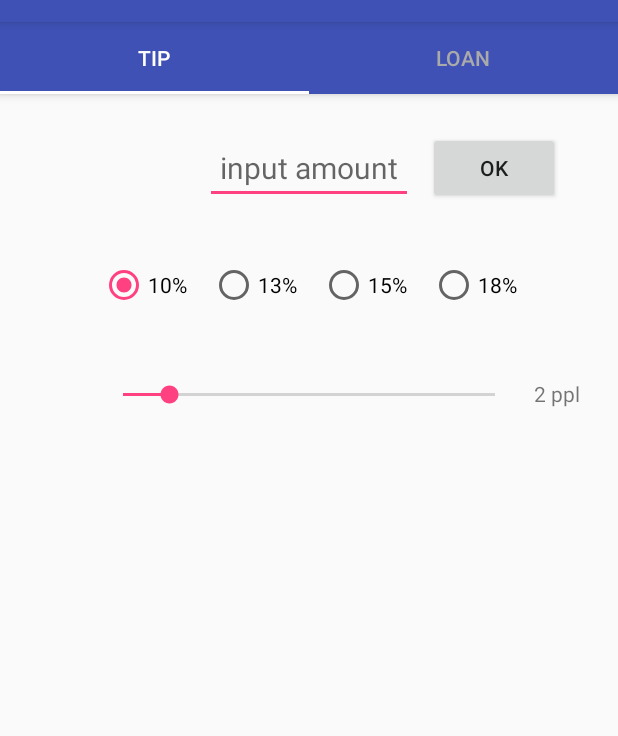
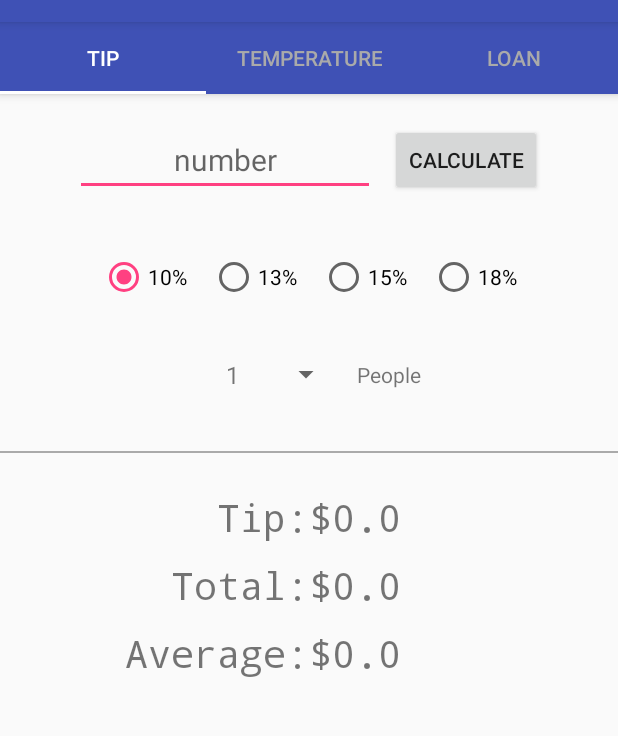
Before and after one commit to xiaoma318/CalDog, an Android app: the screen it shows after launch (MainActivity), on a phone screen of 412 x 824 dp, the part 62-798 px from its top. Run offline under Robolectric (Android 15) with nearby library versions, the phone set to English and light mode, and no system bars.

Commit message:
add some features

```diff
--- a/app/build.gradle
+++ b/app/build.gradle
@@ -4,11 +4,11 @@ android {
     compileSdkVersion 24
     buildToolsVersion "25.0.0"
     defaultConfig {
-        applicationId "com.cm.caldog"
+        applicationId "com.cm.dog"
         minSdkVersion 21
         targetSdkVersion 24
-        versionCode 1
-        versionName "1.0"
+        versionCode 2
+        versionName "1.1"
         testInstrumentationRunner "android.support.test.runner.AndroidJUnitRunner"
     }
     buildTypes {
--- a/app/src/main/AndroidManifest.xml
+++ b/app/src/main/AndroidManifest.xml
@@ -1,6 +1,6 @@
 <?xml version="1.0" encoding="utf-8"?>
 <manifest xmlns:android="http://schemas.android.com/apk/res/android"
-    package="com.cm.caldog">
+    package="com.cm.dog">
 
     <application
         android:allowBackup="true"
@@ -8,7 +8,7 @@
         android:label="@string/app_name"
         android:supportsRtl="true"
         android:theme="@style/AppTheme">
-        <activity android:name=".MainActivity">
+        <activity android:name="com.cm.dog.MainActivity">
             <intent-filter>
                 <action android:name="android.intent.action.MAIN" />
 
--- a/app/src/main/java/com/cm/caldog/MainActivity.java
+++ b/app/src/main/java/com/cm/dog/MainActivity.java
@@ -1,16 +1,17 @@
-package com.cm.caldog;
+package com.cm.dog;
 
+import android.os.Bundle;
+import android.support.design.widget.TabLayout;
 import android.support.v4.app.Fragment;
 import android.support.v4.app.FragmentManager;
 import android.support.v4.app.FragmentPagerAdapter;
 import android.support.v4.view.ViewPager;
 import android.support.v7.app.AppCompatActivity;
-import android.os.Bundle;
-import android.support.design.widget.TabLayout;
-import android.support.v7.widget.Toolbar;
 
-import com.cm.caldog.fragments.LoanFragment;
-import com.cm.caldog.fragments.TipFragment;
+
+import com.cm.dog.fragments.DegreeFragment;
+import com.cm.dog.fragments.LoanFragment;
+import com.cm.dog.fragments.TipFragment;
 
 import java.util.ArrayList;
 import java.util.List;
@@ -37,6 +38,7 @@ public class MainActivity extends AppCompatActivity {
     private void setupViewPager(ViewPager viewPager) {
         ViewPagerAdapter adapter = new ViewPagerAdapter(getSupportFragmentManager());
         adapter.addFragment(new TipFragment(), "Tip");
+        adapter.addFragment(new DegreeFragment(), "Temperature");
         adapter.addFragment(new LoanFragment(), "Loan");
         viewPager.setAdapter(adapter);
     }
--- /dev/null
+++ b/app/src/main/java/com/cm/dog/fragments/DegreeFragment.java
@@ -0,0 +1,92 @@
+package com.cm.dog.fragments;
+
+
+import android.os.Bundle;
+import android.support.v4.app.Fragment;
+import android.text.Editable;
+import android.text.TextWatcher;
+import android.view.LayoutInflater;
+import android.view.View;
+import android.view.ViewGroup;
+import android.widget.EditText;
+
+import com.cm.dog.R;
+
+/**
+ * Created by chenm on 1/11/2017.
+ */
+
+public class DegreeFragment extends Fragment {
+    EditText celcius, fahrenheit;
+
+    public DegreeFragment() {
+    }
+
+    @Override
+    public void onCreate(Bundle savedInstanceState) {
+        super.onCreate(savedInstanceState);
+
+    }
+
+    @Override
+    public View onCreateView(LayoutInflater inflater, ViewGroup container, Bundle savedInstanceState) {
+        View view = inflater.inflate(R.layout.fragment_degree, container, false);
+        celcius = (EditText) view.findViewById(R.id.etC);
+        fahrenheit = (EditText) view.findViewById(R.id.etF);
+
+
+        celcius.addTextChangedListener(new TextWatcher() {
+            @Override
+            public void beforeTextChanged(CharSequence s, int start, int count, int after) {
+
+            }
+
+            @Override
+            public void onTextChanged(CharSequence s, int start, int before, int count) {
+
+
+            }
+
+            @Override
+            public void afterTextChanged(Editable s) {
+                if (celcius.hasFocus()) {
+                    try {
+                        float c = Float.parseFloat(s.toString());
+                        float f = 9 * c / 5 + 32;
+                        fahrenheit.setText(String.valueOf(Math.round(f)));
+                    } catch (Exception e) {
+                    }
+                }
+            }
+        });
+
+        fahrenheit.addTextChangedListener(new TextWatcher() {
+            @Override
+            public void beforeTextChanged(CharSequence s, int start, int count, int after) {
+
+            }
+
+            @Override
+            public void onTextChanged(CharSequence s, int start, int before, int count) {
+
+            }
+
+            @Override
+            public void afterTextChanged(Editable s) {
+                if(fahrenheit.hasFocus()){
+                    try {
+                        float f = Float.parseFloat(s.toString());
+                        float c = (f - 32) * 5 / 9;
+                        celcius.setText(String.valueOf(Math.round(c)));
+                    } catch (Exception e) {
+                    }
+                }
+
+            }
+        });
+
+        return view;
+    }
+
+
+}
--- a/app/src/main/java/com/cm/caldog/fragments/LoanFragment.java
+++ b/app/src/main/java/com/cm/dog/fragments/LoanFragment.java
@@ -1,10 +1,9 @@
-package com.cm.caldog.fragments;
+package com.cm.dog.fragments;
 
 
 import android.app.Activity;
 import android.content.Context;
 import android.os.Bundle;
-import android.renderscript.Double2;
 import android.support.v4.app.Fragment;
 import android.view.LayoutInflater;
 import android.view.View;
@@ -14,7 +13,8 @@ import android.widget.Button;
 import android.widget.EditText;
 import android.widget.TextView;
 
-import com.cm.caldog.R;
+
+import com.cm.dog.R;
 
 import java.text.DecimalFormat;
 
--- a/app/src/main/java/com/cm/caldog/fragments/TipFragment.java
+++ b/app/src/main/java/com/cm/dog/fragments/TipFragment.java
@@ -1,4 +1,4 @@
-package com.cm.caldog.fragments;
+package com.cm.dog.fragments;
 
 
 import android.content.Context;
@@ -9,12 +9,15 @@ import android.view.LayoutInflater;
 import android.view.View;
 import android.view.ViewGroup;
 import android.view.inputmethod.InputMethodManager;
+import android.widget.AdapterView;
+import android.widget.ArrayAdapter;
 import android.widget.EditText;
 import android.widget.RadioGroup;
-import android.widget.SeekBar;
+import android.widget.Spinner;
 import android.widget.TextView;
 
-import com.cm.caldog.R;
+import com.cm.dog.R;
+
 
 /**
  * Created by chenm on 1/11/2017.
@@ -22,10 +25,11 @@ import com.cm.caldog.R;
 
 public class TipFragment extends Fragment {
     EditText etInput = null;
-    TextView tvResult, tvPeople;
+    TextView tvTip, tvTotal, tvAvg, tvPeople;
     RadioGroup gbSelect = null;
-    SeekBar seekBar = null;
+    Spinner spinnerPeople = null;
     int people = 1;
+    String numbers[] = {"1","2","3","4","5","6","7","8"};
 
     SparseArray<Double> rateMap = new SparseArray<Double>(4) {
         {
@@ -48,12 +52,27 @@ public class TipFragment extends Fragment {
     public View onCreateView(LayoutInflater inflater, ViewGroup container, Bundle savedInstanceState) {
         View view = inflater.inflate(R.layout.fragment_tip, container, false);
         etInput = (EditText) view.findViewById(R.id.et_input);
-        tvResult = (TextView) view.findViewById(R.id.tv_result);
+        tvTip = (TextView) view.findViewById(R.id.tv_tip);
+        tvTotal = (TextView) view.findViewById(R.id.tv_total);
+        tvAvg = (TextView) view.findViewById(R.id.tv_avg);
         tvPeople = (TextView) view.findViewById(R.id.tv_people);
         gbSelect = (RadioGroup) view.findViewById(R.id.gb_select);
-        seekBar = (SeekBar) view.findViewById(R.id.seekBar);
-        people = seekBar.getProgress() + 1;
-        tvPeople.setText(people + " ppl");
+        spinnerPeople = (Spinner) view.findViewById(R.id.spinner_people);
+
+        ArrayAdapter<String> adapter = new ArrayAdapter<>(getContext(),R.layout.spinner_people, numbers);
+        spinnerPeople.setAdapter(adapter);
+        spinnerPeople.setOnItemSelectedListener(new AdapterView.OnItemSelectedListener() {
+            @Override
+            public void onItemSelected(AdapterView<?> parent, View view, int position, long id) {
+                cal();
+            }
+
+            @Override
+            public void onNothingSelected(AdapterView<?> parent) {
+
+            }
+        });
+
 
         (view.findViewById(R.id.btn_ok)).setOnClickListener(new View.OnClickListener() {
             @Override
@@ -62,28 +81,10 @@ public class TipFragment extends Fragment {
             }
         });
 
-
         gbSelect.setOnCheckedChangeListener(new RadioGroup.OnCheckedChangeListener() {
             @Override
             public void onCheckedChanged(RadioGroup group, int checkedId) {
                 cal();
-            }
-        });
-
-        seekBar.setOnSeekBarChangeListener(new SeekBar.OnSeekBarChangeListener() {
-            @Override
-            public void onProgressChanged(SeekBar seekBar, int progress, boolean fromUser) {
-                people = seekBar.getProgress() + 1;
-                tvPeople.setText(people + " ppl");
-            }
-
-
-            @Override
-            public void onStartTrackingTouch(SeekBar seekBar) {
-            }
-
-            @Override
-            public void onStopTrackingTouch(SeekBar seekBar) {
             }
         });
 
@@ -94,12 +95,17 @@ public class TipFragment extends Fragment {
         int rate = gbSelect.getCheckedRadioButtonId();
         double actualRate = rateMap.get(rate);
         double input = 0;
-        try{
+        try {
+            people = Integer.parseInt(spinnerPeople.getSelectedItem().toString());
             input = Double.parseDouble(etInput.getText().toString());
-        }catch (Exception e){ }
+        } catch (Exception e) {
+        }
 
-        tvResult.setText(String.format("Tip: \t\t%.1f\nTotal: \t\t%.1f\nAvg: \t\t%.1f", actualRate * input, actualRate * input + input, (actualRate * input + input) / people));
-        InputMethodManager imm = (InputMethodManager)getActivity().getSystemService(Context.INPUT_METHOD_SERVICE);
+        tvTip.setText(String.format("$%.1f", actualRate * input ));
+        tvTotal.setText(String.format("$%.1f", actualRate * input + input));
+        tvAvg.setText(String.format("$%.1f", (actualRate * input + input) / people));
+
+        InputMethodManager imm = (InputMethodManager) getActivity().getSystemService(Context.INPUT_METHOD_SERVICE);
         imm.hideSoftInputFromWindow(etInput.getWindowToken(), 0);
     }
 }
--- a/app/src/main/res/layout/activity_main.xml
+++ b/app/src/main/res/layout/activity_main.xml
@@ -5,7 +5,7 @@
     android:id="@+id/activity_main"
     android:layout_width="match_parent"
     android:layout_height="match_parent"
-    tools:context="com.cm.caldog.MainActivity">
+    tools:context="com.cm.dog.MainActivity">
 
     <android.support.design.widget.AppBarLayout
         android:layout_width="match_parent"
--- a/app/src/main/res/layout/fragment_loan.xml
+++ b/app/src/main/res/layout/fragment_loan.xml
@@ -6,7 +6,8 @@
     <LinearLayout
         android:layout_width="match_parent"
         android:layout_height="wrap_content"
-        android:orientation="horizontal">
+        android:orientation="horizontal"
+        android:layout_marginTop="15dp">
         <EditText
             android:id="@+id/month"
             android:layout_width="0dp"
@@ -40,6 +41,7 @@
         android:id="@+id/calculate"
         android:layout_width="wrap_content"
         android:layout_height="wrap_content"
+        android:layout_marginTop="15dp"
         android:text="Calculate"
         android:layout_gravity="center"/>
    <TextView
--- a/app/src/main/res/layout/fragment_tip.xml
+++ b/app/src/main/res/layout/fragment_tip.xml
@@ -1,36 +1,41 @@
 <?xml version="1.0" encoding="utf-8"?>
-<RelativeLayout xmlns:android="http://schemas.android.com/apk/res/android"
+<LinearLayout xmlns:android="http://schemas.android.com/apk/res/android"
     android:layout_width="match_parent"
-    android:layout_height="match_parent">
-
+    android:layout_height="match_parent"
+    android:orientation="vertical"
+  >
+    <LinearLayout
+        android:id="@+id/input_layout"
+        android:layout_width="match_parent"
+        android:layout_height="wrap_content"
+        android:orientation="horizontal"
+        android:gravity="center"
+        android:layout_marginTop="20dp"
+        >
         <EditText
             android:id="@+id/et_input"
-        android:layout_width="wrap_content"
+            android:layout_width="200dp"
             android:layout_height="wrap_content"
-        android:layout_alignParentTop="true"
-        android:layout_centerHorizontal="true"
-        android:layout_marginTop="25dp"
-        android:hint="input amount"
+            android:hint="number"
             android:textSize="20sp"
             android:gravity="center"
-        android:paddingLeft="10dp"
-        android:paddingRight="10dp"
+            android:paddingLeft="15dp"
+            android:paddingRight="15dp"
             android:inputType="number|numberDecimal|numberSigned"/>
 
         <Button
             android:id="@+id/btn_ok"
             android:layout_width="wrap_content"
             android:layout_height="wrap_content"
-        android:layout_alignBottom="@+id/et_input"
             android:layout_marginLeft="10dp"
-        android:layout_toRightOf="@+id/et_input"
-        android:text="OK" />
+            android:text="Calculate" />
+    </LinearLayout>
+
 
     <RadioGroup
         android:id="@+id/gb_select"
         android:layout_width="match_parent"
         android:layout_height="wrap_content"
-        android:layout_below="@+id/et_input"
         android:layout_marginTop="20dp"
         android:gravity="center"
         android:orientation="horizontal"
@@ -67,32 +72,102 @@
 
     </RadioGroup>
 
-
-    <SeekBar
-        android:id="@+id/seekBar"
-        android:layout_width="280dp"
+<LinearLayout
+    android:id="@+id/people_layout"
+    android:layout_width="match_parent"
     android:layout_height="wrap_content"
-        android:layout_below="@+id/gb_select"
-        android:layout_marginTop="30dp"
-        android:layout_centerHorizontal="true"
-        android:max="8"
-        android:progress="1"
+    android:gravity="center">
+    <Spinner
+        android:id="@+id/spinner_people"
+        android:layout_width="wrap_content"
+        android:layout_height="wrap_content"
         />
     <TextView
         android:layout_width="wrap_content"
         android:layout_height="wrap_content"
         android:id="@+id/tv_people"
-        android:layout_toRightOf="@+id/seekBar"
         android:layout_marginLeft="10dp"
-        android:layout_alignBottom="@+id/seekBar"/>
+        android:text="People"/>
 
-    <TextView
-        android:id="@+id/tv_result"
+</LinearLayout>
+    <View
+        android:layout_width="match_parent"
+        android:layout_height="1dp"
+        android:layout_marginTop="20dp"
+        android:background="@android:color/darker_gray"/>
+    <LinearLayout
         android:layout_width="match_parent"
         android:layout_height="wrap_content"
-        android:layout_below="@+id/seekBar"
-        android:layout_marginTop="40dp"
-        android:gravity="center"
-        android:textColor="@android:color/black"
-        android:textSize="33sp" />
-</RelativeLayout>
+        android:id="@+id/tip_layout"
+        android:layout_marginTop="20dp"
+        android:orientation="horizontal"
+        android:padding="5dp"
+        android:gravity="center">
+        <TextView
+            android:layout_width="0dp"
+            android:layout_weight="1"
+            android:layout_height="wrap_content"
+            android:text="Tip:"
+            android:gravity="right"
+            android:textSize="25sp"
+            android:fontFamily="monospace"/>
+        <TextView
+            android:id="@+id/tv_tip"
+            android:layout_width="0dp"
+            android:layout_weight="1"
+            android:layout_height="wrap_content"
+            android:textSize="25sp"
+            android:fontFamily="monospace"
+           />
+    </LinearLayout>
+
+   <LinearLayout
+       android:layout_width="match_parent"
+       android:layout_height="wrap_content"
+       android:orientation="horizontal"
+       android:padding="5dp"
+       android:gravity="center">
+       <TextView
+           android:layout_width="0dp"
+           android:layout_weight="1"
+           android:layout_height="wrap_content"
+           android:text="Total:"
+           android:gravity="right"
+           android:textSize="25sp"
+           android:fontFamily="monospace"/>
+       <TextView
+           android:id="@+id/tv_total"
+           android:layout_width="0dp"
+           android:layout_weight="1"
+           android:layout_height="wrap_content"
+           android:textSize="25sp"
+           android:fontFamily="monospace"
+        />
+   </LinearLayout>
+
+  <LinearLayout
+      android:layout_width="match_parent"
+      android:layout_height="wrap_content"
+      android:orientation="horizontal"
+      android:padding="5dp"
+      android:gravity="center">
+      <TextView
+          android:layout_width="0dp"
+          android:layout_weight="1"
+          android:layout_height="wrap_content"
+          android:text="Average:"
+          android:gravity="right"
+          android:textSize="25sp"
+          android:fontFamily="monospace"/>
+      <TextView
+          android:id="@+id/tv_avg"
+          android:layout_width="0dp"
+          android:layout_weight="1"
+          android:layout_height="wrap_content"
+          android:textSize="25sp"
+          android:fontFamily="monospace"
+          />
+  </LinearLayout>
+
+
+</LinearLayout>
--- /dev/null
+++ b/app/src/main/res/layout/spinner_people.xml
@@ -0,0 +1,9 @@
+<?xml version="1.0" encoding="utf-8"?>
+<TextView xmlns:android="http://schemas.android.com/apk/res/android"
+    android:layout_width="match_parent"
+    android:layout_height="match_parent"
+    android:padding="20dp"
+    android:gravity="center"
+    android:textSize="16sp"
+   >
+</TextView>
```
Also changed, not shown: app/src/main/res/layout/fragment_degree.xml (added, +53 -0 lines), app/src/main/ic_launcher-web.png, app/src/main/res/mipmap-hdpi/ic_launcher.png, app/src/main/res/mipmap-mdpi/ic_launcher.png, app/src/main/res/mipmap-xhdpi/ic_launcher.png, app/src/main/res/mipmap-xxhdpi/ic_launcher.png, app/src/main/res/mipmap-xxxhdpi/ic_launcher.png, 1 other file. Lines whose indentation alone changed are shown as unchanged.
